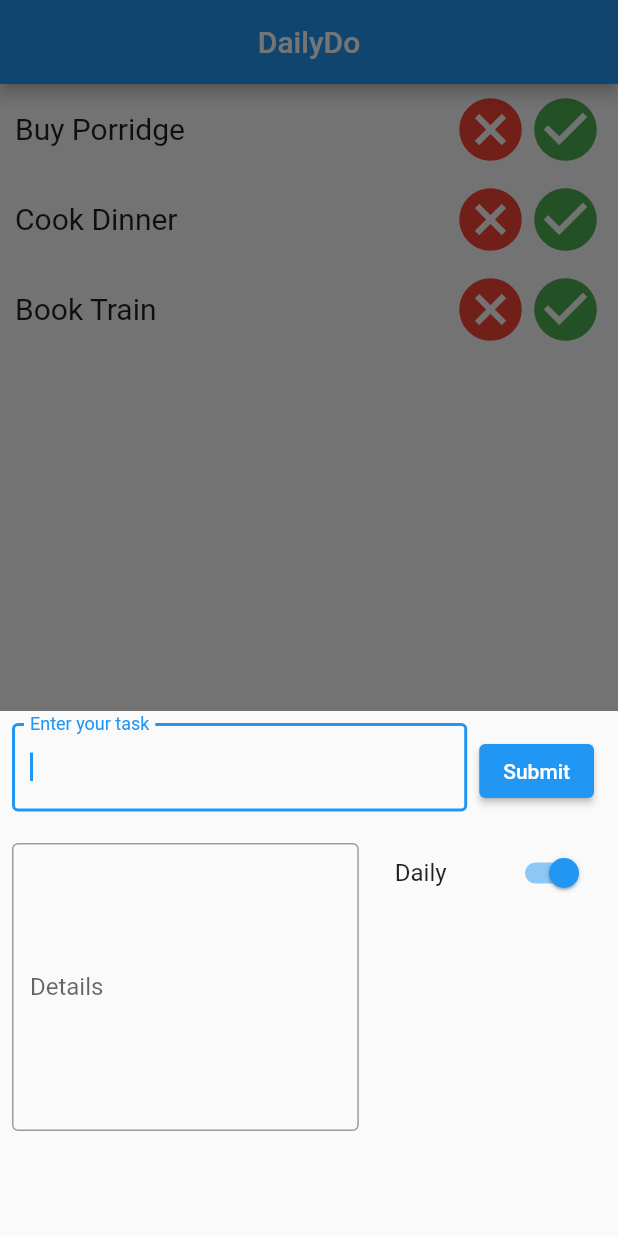
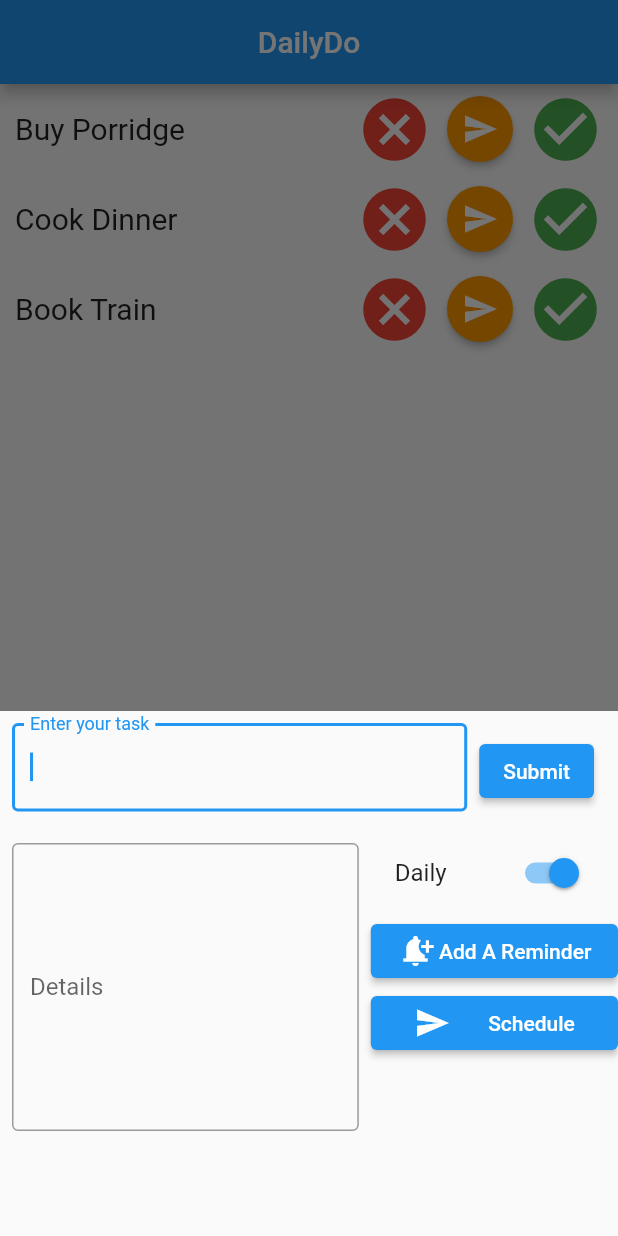
Before and after one commit to nollid08/DailyDo, a Flutter app: the screen it shows after launch, after a tap on the "add" icon, on a phone screen of 412 x 824 dp. Run offline on Flutter 3.47's test engine with Material 2 defaults, Android fonts, the phone set to English and light mode, and no system bars; our stand-ins replace flutter_riverpod.

Commit message:
Reminders & Schedule buttons added to add task modal

```diff
--- a/lib/controllers/tasks.dart
+++ b/lib/controllers/tasks.dart
@@ -1,4 +1,5 @@
 import 'package:flutter/foundation.dart' show immutable;
+import 'package:flutter/material.dart';
 import 'package:flutter_riverpod/flutter_riverpod.dart';
 import 'package:uuid/uuid.dart';
 
@@ -34,18 +35,20 @@ class Task {
     required this.id,
     required this.recursDaily,
     this.description,
+    this.reminder,
     this.completed = false,
   });
 
   final String id;
   final String title;
   final String? description;
+  final TimeOfDay? reminder;
   final bool recursDaily;
   final bool completed;
 
   @override
   String toString() {
-    return 'Task(title: $title, completed: $completed)';
+    return 'Task(title: $title, description: $description, reminder: $reminder, recursDaily: $recursDaily completed: $completed)';
   }
 }
 
@@ -54,15 +57,22 @@ class TaskList extends StateNotifier<List<Task>> {
   TaskList([List<Task>? initialTasks]) : super(initialTasks ?? []);
 
   void add(
-      {required String title, required bool recursDaily, String? description}) {
+      {required String title,
+      required bool recursDaily,
+      String? description,
+      TimeOfDay? reminder}) {
+    // DEBUG ONLY: Remove var and add directly when print is no longer needed
+    Task newTask = Task(
+      id: _uuid.v4(),
+      title: title,
+      recursDaily: recursDaily,
+      description: description,
+      reminder: reminder,
+    );
+    print(newTask.toString());
     state = [
       ...state,
-      Task(
-        id: _uuid.v4(),
-        title: title,
-        recursDaily: recursDaily,
-        description: description,
-      ),
+      newTask,
     ];
   }
 
--- a/lib/widgets/task_entry.dart
+++ b/lib/widgets/task_entry.dart
@@ -49,6 +49,16 @@ class TaskEntry extends StatelessWidget {
                     onPressed: onRemoved,
                     alignment: AlignmentDirectional.center,
                   ),
+                  ElevatedButton(
+                    onPressed: () {},
+                    style: ElevatedButton.styleFrom(
+                      shape: const CircleBorder(),
+                      padding: const EdgeInsets.all(10),
+                      backgroundColor: Colors.orange, // <-- Button color
+                      foregroundColor: Colors.orangeAccent, // <-- Splash color
+                    ),
+                    child: const Icon(Icons.send, color: Colors.white),
+                  ),
                   IconButton(
                     icon: const Icon(
                       Icons.check_circle,
--- a/lib/widgets/task_input.dart
+++ b/lib/widgets/task_input.dart
@@ -21,7 +21,8 @@ class TaskInputState extends ConsumerState<TaskInput> {
   final taskTitleController = TextEditingController();
   final taskDescriptionController = TextEditingController();
 
-  bool isDaily = true;
+  bool recursDaily = true;
+  TimeOfDay? reminder;
 
   String? validatorForMissingFields(String? input) {
     if (input == null || input.isEmpty || input.trim().isEmpty) {
@@ -60,11 +61,12 @@ class TaskInputState extends ConsumerState<TaskInput> {
                         print(taskDescriptionController.text.isNotEmpty);
                         ref.read(taskListProvider.notifier).add(
                               title: taskTitleController.text,
-                              recursDaily: isDaily,
+                              recursDaily: recursDaily,
                               description:
                                   taskDescriptionController.text.isNotEmpty
                                       ? taskDescriptionController.text
                                       : null,
+                              reminder: reminder,
                             );
                       }
                     },
@@ -99,13 +101,53 @@ class TaskInputState extends ConsumerState<TaskInput> {
                   children: [
                     SwitchListTile(
                       title: const Text('Daily'),
-                      value: isDaily,
+                      value: recursDaily,
                       onChanged: (bool? value) {
                         setState(() {
-                          isDaily = value ?? false;
+                          recursDaily = value ?? false;
                         });
                       },
-                    )
+                    ),
+                    ElevatedButton(
+                      onPressed: () async {
+                        reminder = await showTimePicker(
+                          initialTime: TimeOfDay.now(),
+                          context: context,
+                        );
+                      },
+                      child: Row(
+                        mainAxisAlignment: MainAxisAlignment.spaceAround,
+                        children: [
+                          const Icon(Icons.notification_add,
+                              color: Colors.white),
+                          Text(reminder != null
+                              ? reminder!.format(context)
+                              : 'Add A Reminder')
+                        ],
+                      ),
+                    ),
+                    ElevatedButton(
+                      onPressed: () async {
+                        DateTime? scheduleDate = await showDatePicker(
+                          context: context,
+                          initialDate: DateTime.now(),
+                          firstDate: DateTime.now(),
+                          lastDate: DateTime.utc(
+                            DateTime.now().year + 5,
+                            DateTime.now().month,
+                            DateTime.now().day,
+                          ),
+                        );
+                        print(scheduleDate);
+                      },
+                      child: Row(
+                        mainAxisAlignment: MainAxisAlignment.spaceAround,
+                        children: const [
+                          Icon(Icons.send, color: Colors.white),
+                          Text('Schedule')
+                        ],
+                      ),
+                    ),
                   ],
                 ),
               ),
```
